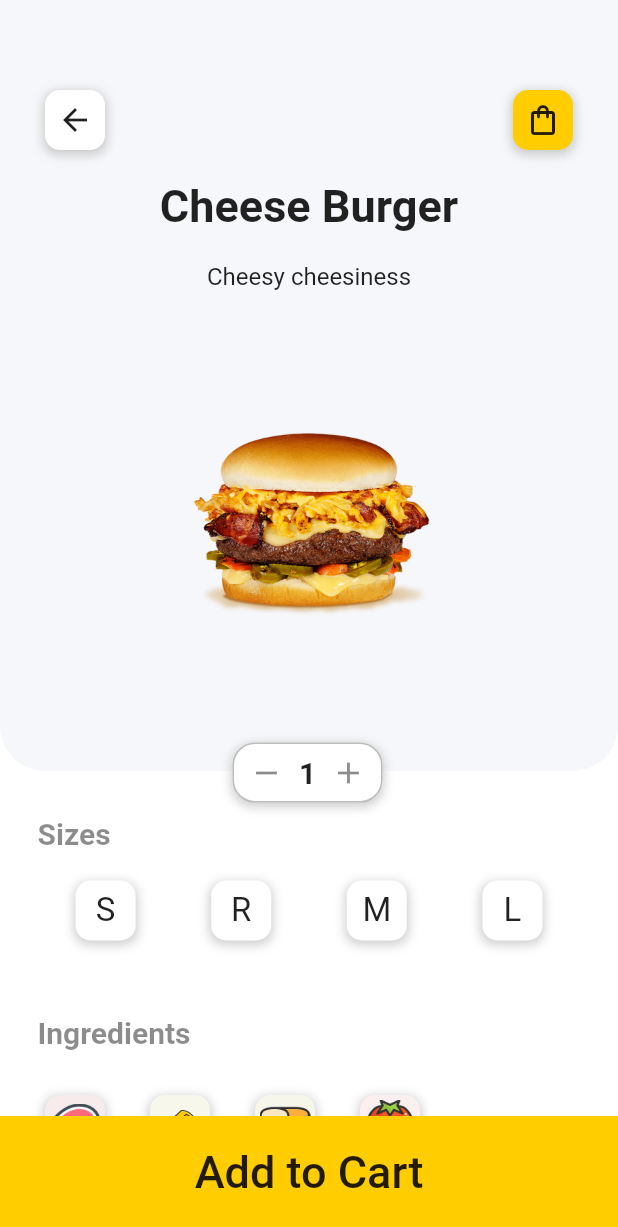
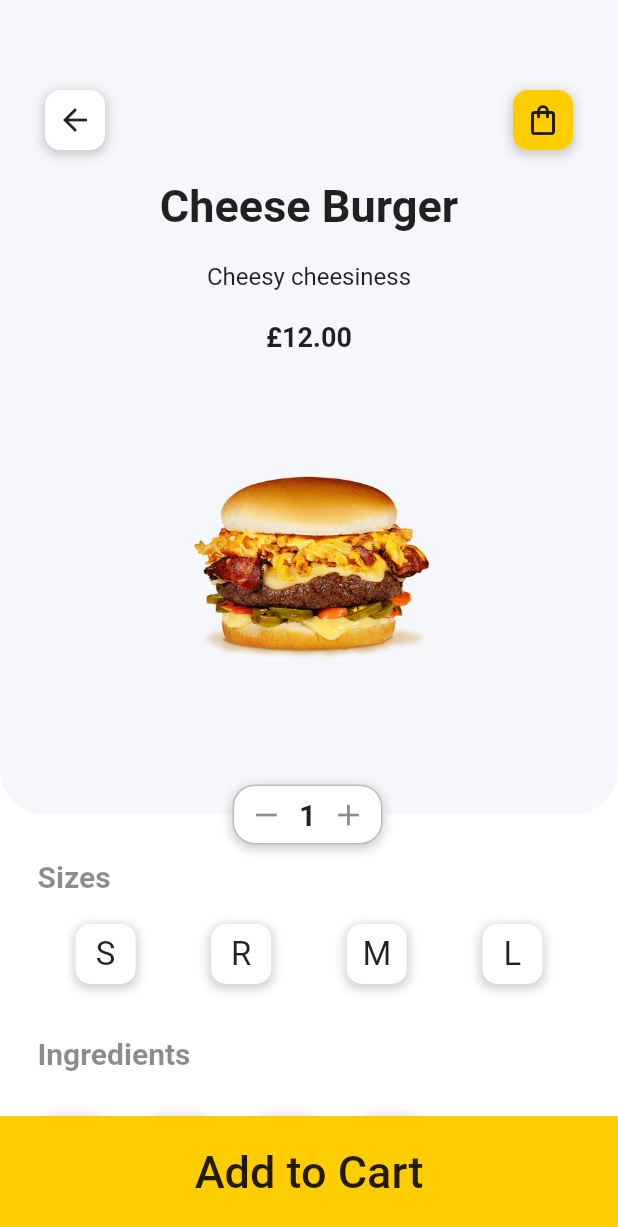
Before and after one commit to jayp97/flutter_food_delivery_app, a Flutter app: the screen it shows after launch, after a tap on "🍔 Burger", after a tap on "4.7", on a phone screen of 412 x 824 dp. Shown: the top 1227 px of the screen. Run offline on Flutter 3.47's test engine with Material 2 defaults, Android fonts, the phone set to English and light mode, and no system bars; our stand-ins replace font_awesome_flutter; network calls fail.

Commit message:
Added the price of the food item to the ItemScreen

```diff
--- a/lib/screens/item_screen.dart
+++ b/lib/screens/item_screen.dart
@@ -10,8 +10,9 @@ import 'package:flutter_food_delivery_app/models/ingredients_model.dart';
 class ItemScreen extends StatefulWidget {
   final FoodModel food;
   final int foodIndex;
+  final double price;
 
-  ItemScreen({this.food, this.foodIndex});
+  ItemScreen({this.food, this.foodIndex, this.price});
 
   @override
   _ItemScreenState createState() => _ItemScreenState();
@@ -95,6 +96,12 @@ class _ItemScreenState extends State<ItemScreen> {
                       style: TextStyle(fontSize: 16.0),
                     ),
                     SizedBox(height: 20.0),
+                    Text(
+                      '£${widget.food.price.toStringAsFixed(2)}',
+                      style: TextStyle(
+                          fontSize: 18.0, fontWeight: FontWeight.w700),
+                    ),
+                    SizedBox(height: 8.0),
                     ClipRRect(
                       borderRadius: BorderRadius.circular(10.0),
                       child: Hero(
@@ -150,7 +157,7 @@ class _ItemScreenState extends State<ItemScreen> {
                   ),
                   Padding(
                     padding:
-                        EdgeInsets.only(left: 25.0, top: 50.0, bottom: 20.0),
+                        EdgeInsets.only(left: 25.0, top: 35.0, bottom: 20.0),
                     child: Text(
                       'Ingredients',
                       style: TextStyle(
@@ -196,19 +203,17 @@ class _ItemScreenState extends State<ItemScreen> {
             ],
           ),
           Positioned(
-            top: 495.0,
+            top: 523.0,
             left: 155.0,
             child: QuantityButton(
               onTapDown: () {
                 setState(() {
                   orderQuantity == 1 ? orderQuantity = 1 : orderQuantity--;
-                  print(orderQuantity);
                 });
               },
               onTapUp: () {
                 setState(() {
                   orderQuantity++;
-                  print(orderQuantity);
                 });
               },
               quantity: orderQuantity,
--- a/lib/widgets/food_carousel.dart
+++ b/lib/widgets/food_carousel.dart
@@ -28,6 +28,7 @@ class _FoodCarouselState extends State<FoodCarousel> {
                   builder: (context) => ItemScreen(
                     food: food,
                     foodIndex: index,
+                    price: food.price,
                   ),
                 ),
               );
@@ -84,7 +85,7 @@ class _FoodCarouselState extends State<FoodCarousel> {
                             Text(food.description,
                                 style: TextStyle(
                                     color: Colors.black26,
-                                    fontSize: 18.0,
+                                    fontSize: 16.0,
                                     fontWeight: FontWeight.w500)),
                           ],
                         ),
@@ -92,7 +93,7 @@ class _FoodCarouselState extends State<FoodCarousel> {
                         Row(
                           children: <Widget>[
                             Text(
-                              '£${food.price}',
+                              '£${food.price.toStringAsFixed(2)}',
                               style: TextStyle(
                                   fontSize: 18.0,
                                   letterSpacing: 1.0,
```
